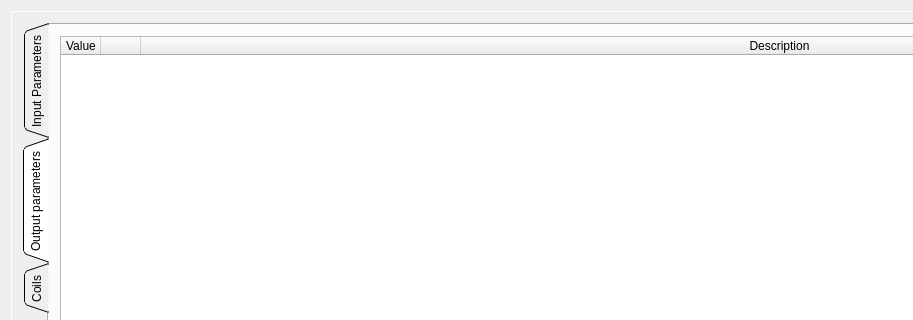
The window that AirCoolControll/AirCoolControll/coolerstatewidget.ui (ComEngineering/AirCoolControl_Desktop) describes before a commit, drawn with Qt 5; both pictures show x 0 to 913 and y 0 to 320 of the 1563 by 652 pixel window.
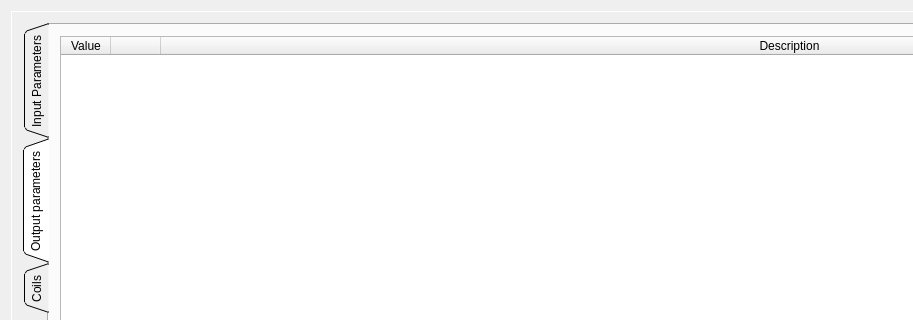
The same window after the commit. The open tabs and pages were chosen to show the change. Icons and pictures are not drawn. Custom widgets are drawn as their Qt base class.

```diff
--- a/AirCoolControll/AirCoolControll/coolerstatewidget.ui
+++ b/AirCoolControll/AirCoolControll/coolerstatewidget.ui
@@ -136,7 +136,7 @@
               </sizepolicy>
              </property>
              <attribute name="horizontalHeaderDefaultSectionSize">
-              <number>40</number>
+              <number>50</number>
              </attribute>
              <attribute name="horizontalHeaderMinimumSectionSize">
               <number>40</number>
```
Left out of the diff: 2 changed lines with no effect on the pictures.
